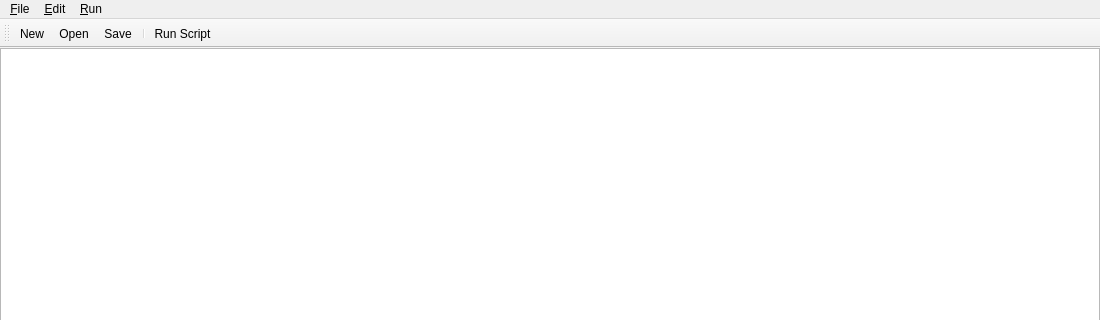
Above: src/ui/Ui_MainWindow.ui from SManAT/QTurtle before the change; both pictures show x 0 to 1100 and y 0 to 320 of the 1100 by 700 pixel window. Below: the same form after it.
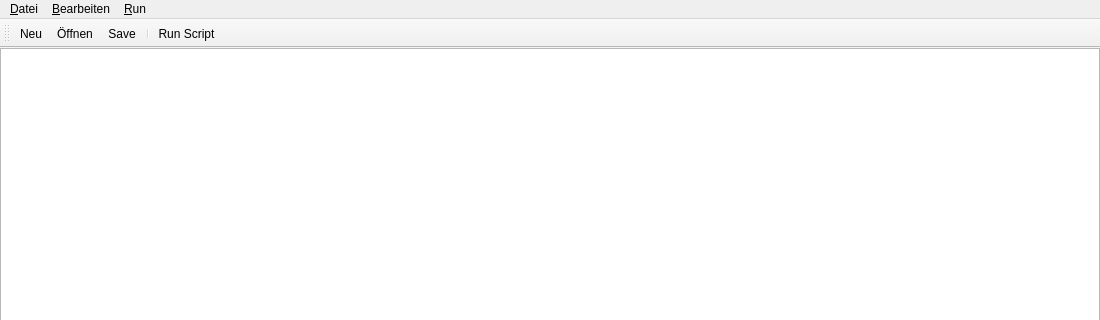
That is the form after the change. Custom widgets are drawn as their Qt base class.

Patch:
```diff
--- a/src/ui/Ui_MainWindow.ui
+++ b/src/ui/Ui_MainWindow.ui
@@ -70,12 +70,12 @@
      <x>0</x>
      <y>0</y>
      <width>1100</width>
-     <height>26</height>
+     <height>33</height>
     </rect>
    </property>
    <widget class="QMenu" name="menuFile">
     <property name="title">
-     <string>&amp;File</string>
+     <string>&amp;Datei</string>
     </property>
     <addaction name="actionNew"/>
     <addaction name="actionOpen"/>
@@ -86,7 +86,7 @@
    </widget>
    <widget class="QMenu" name="menuEdit">
     <property name="title">
-     <string>&amp;Edit</string>
+     <string>&amp;Bearbeiten</string>
     </property>
     <addaction name="actionCut"/>
     <addaction name="actionCopy"/>
@@ -130,7 +130,7 @@
   <widget class="QStatusBar" name="statusbar"/>
   <action name="actionNew">
    <property name="text">
-    <string>&amp;New</string>
+    <string>&amp;Neu</string>
    </property>
    <property name="shortcut">
     <string>Ctrl+N</string>
@@ -138,7 +138,7 @@
   </action>
   <action name="actionOpen">
    <property name="text">
-    <string>&amp;Open</string>
+    <string>&amp;Öffnen</string>
    </property>
    <property name="shortcut">
     <string>Ctrl+O</string>
```
Left out of the diff: 14 changed lines with no effect on the pictures.
